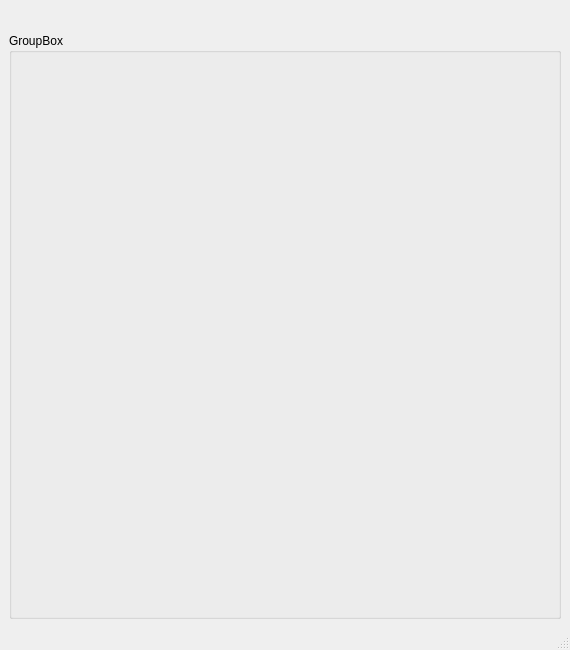
The window that src/ui/mainwin.ui (leosmolas/conotels) describes before a commit, drawn with Qt 5.
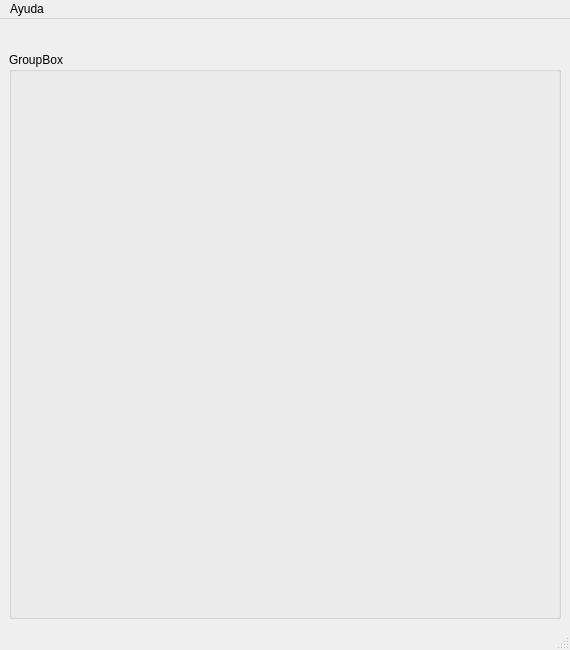
The same window after the commit.

```diff
--- a/src/ui/mainwin.ui
+++ b/src/ui/mainwin.ui
@@ -92,6 +92,25 @@
    </layout>
   </widget>
   <widget class="QStatusBar" name="statusbar"/>
+  <widget class="QMenuBar" name="menuBar">
+   <property name="geometry">
+    <rect>
+     <x>0</x>
+     <y>0</y>
+     <width>570</width>
+     <height>18</height>
+    </rect>
+   </property>
+   <widget class="QMenu" name="menuAyuda">
+    <property name="title">
+     <string>Ayuda</string>
+    </property>
+    <addaction name="menuAyuda_2"/>
+    <addaction name="separator"/>
+    <addaction name="menuAcercade"/>
+   </widget>
+   <addaction name="menuAyuda"/>
+  </widget>
   <action name="actionNueva_unidad">
    <property name="text">
     <string>Nueva unidad</string>
```
Left out of the diff: 12 changed lines with no effect on the pictures.
